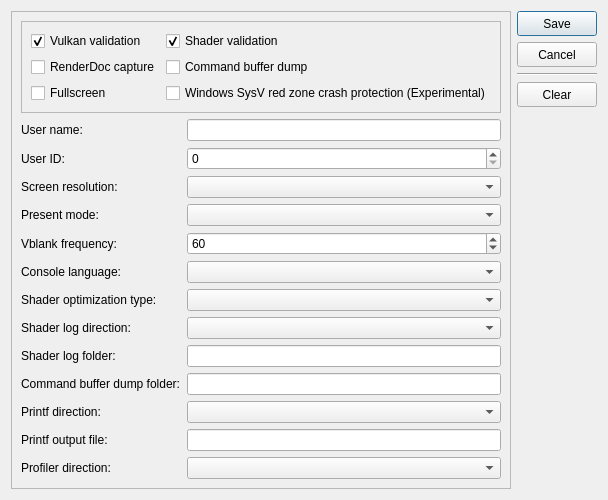
The window that src/launcher/forms/configuration_edit_dialog.ui (ChronoRPG/KytyPS5AstroAMD) describes before a commit, drawn with Qt 5.
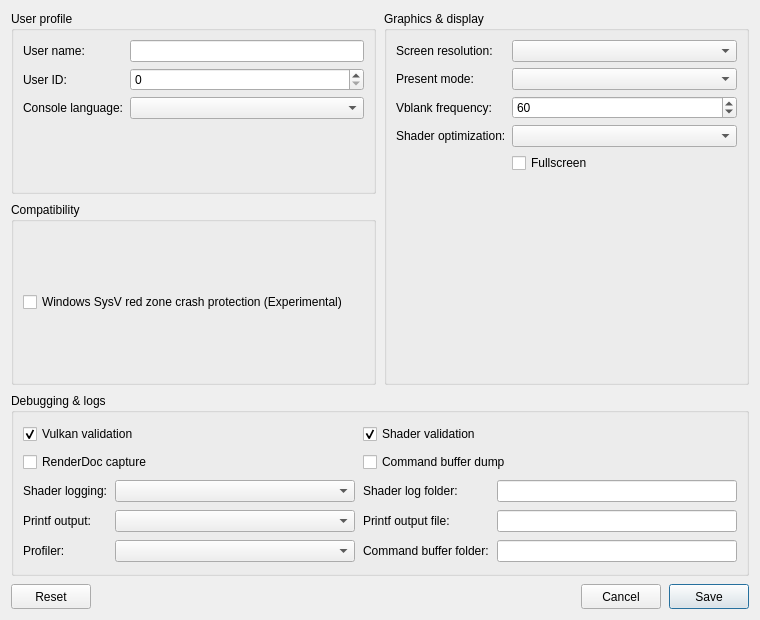
The same window after the commit. Custom widgets are drawn as their Qt base class.

Commit message: launcher: fix light mode, group settings into resizable sections

Diff of the .ui file:
```diff
--- a/src/launcher/forms/configuration_edit_dialog.ui
+++ b/src/launcher/forms/configuration_edit_dialog.ui
@@ -6,8 +6,8 @@
    <rect>
     <x>0</x>
     <y>0</y>
-    <width>560</width>
-    <height>450</height>
+    <width>760</width>
+    <height>620</height>
    </rect>
   </property>
   <property name="windowTitle">
@@ -17,362 +17,277 @@
    <locale language="English" country="UnitedStates"/>
   </property>
   <layout class="QGridLayout" name="gridLayout">
+   <property name="horizontalSpacing">
+    <number>8</number>
+   </property>
+   <property name="verticalSpacing">
+    <number>8</number>
+   </property>
    <item row="0" column="0">
-    <widget class="QFrame" name="configuaration_groupbox">
-     <property name="frameShape">
-      <enum>QFrame::StyledPanel</enum>
+    <layout class="QGridLayout" name="sectionsLayout" columnstretch="1,1">
+     <property name="horizontalSpacing">
+      <number>8</number>
      </property>
-     <layout class="QFormLayout" name="formLayout_6">
+     <property name="verticalSpacing">
+      <number>8</number>
+     </property>
+     <item row="0" column="0">
+      <widget class="QGroupBox" name="user_profile_group">
+       <property name="title">
+        <string>User profile</string>
+       </property>
+       <layout class="QFormLayout" name="userProfileLayout">
       <property name="fieldGrowthPolicy">
        <enum>QFormLayout::AllNonFixedFieldsGrow</enum>
       </property>
-      <item row="0" column="0" colspan="2">
-       <widget class="QFrame" name="frame_4">
-        <property name="frameShape">
-         <enum>QFrame::StyledPanel</enum>
-        </property>
-        <layout class="QGridLayout" name="gridLayout_5">
          <item row="0" column="0">
-          <widget class="QCheckBox" name="checkBox_vulkan_validation">
-           <property name="toolTip">
-            <string>Enable Vulkan validation layers</string>
-           </property>
-           <property name="text">
-            <string>Vulkan validation</string>
-           </property>
-           <property name="checked">
-            <bool>true</bool>
-           </property>
-          </widget>
-         </item>
-         <item row="0" column="1">
-          <widget class="QCheckBox" name="checkBox_shader_validation">
-           <property name="toolTip">
-            <string>Validate SPIR-V binary</string>
-           </property>
-           <property name="text">
-            <string>Shader validation</string>
-           </property>
-           <property name="checked">
-            <bool>true</bool>
-           </property>
-          </widget>
-         </item>
-         <item row="1" column="1">
-          <widget class="QCheckBox" name="checkBox_cmd_dump">
-           <property name="toolTip">
-            <string>Dump command buffers</string>
-           </property>
-           <property name="text">
-            <string>Command buffer dump</string>
-           </property>
-          </widget>
-         </item>
-         <item row="1" column="0">
-          <widget class="QCheckBox" name="checkBox_renderdoc_capture">
-           <property name="toolTip">
-            <string>Enable RenderDoc capture</string>
-           </property>
-           <property name="text">
-            <string>RenderDoc capture</string>
-           </property>
-          </widget>
-         </item>
-         <item row="2" column="0">
-          <widget class="QCheckBox" name="checkBox_fullscreen">
-           <property name="toolTip">
-            <string>Run in borderless desktop fullscreen</string>
-           </property>
-           <property name="text">
-            <string>Fullscreen</string>
-           </property>
-          </widget>
-         </item>
-         <item row="2" column="1">
-          <widget class="QCheckBox" name="checkBox_red_zone_protection">
-           <property name="toolTip">
-            <string>Helps prevent crashes in some games on Windows</string>
-           </property>
-           <property name="text">
-            <string>Windows SysV red zone crash protection (Experimental)</string>
-           </property>
-          </widget>
-         </item>
-        </layout>
-       </widget>
-      </item>
-      <item row="1" column="0">
        <widget class="QLabel" name="label_user_name">
-        <property name="text">
-         <string>User name:</string>
-        </property>
-       </widget>
-      </item>
-      <item row="1" column="1">
+          <property name="text"><string>User name:</string></property>
+         </widget>
+        </item>
+        <item row="0" column="1">
        <widget class="MandatoryLineEdit" name="lineEdit_user_name">
-        <property name="toolTip">
-         <string>Local user name exposed to games</string>
-        </property>
-        <property name="clearButtonEnabled">
-         <bool>true</bool>
-        </property>
-       </widget>
-      </item>
-      <item row="2" column="0">
+          <property name="toolTip"><string>Local user name exposed to games</string></property>
+          <property name="clearButtonEnabled"><bool>true</bool></property>
+         </widget>
+        </item>
+        <item row="1" column="0">
        <widget class="QLabel" name="label_user_id">
-        <property name="text">
-         <string>User ID:</string>
-        </property>
-       </widget>
-      </item>
-      <item row="2" column="1">
+          <property name="text"><string>User ID:</string></property>
+         </widget>
+        </item>
+        <item row="1" column="1">
        <widget class="QSpinBox" name="spinBox_user_id">
-        <property name="toolTip">
-         <string>Local user ID exposed to games</string>
-        </property>
-        <property name="maximum">
-         <number>2147483647</number>
-        </property>
-       </widget>
-      </item>
-      <item row="3" column="0">
-       <widget class="QLabel" name="label_16">
-        <property name="text">
-         <string>Screen resolution:</string>
-        </property>
-       </widget>
-      </item>
-      <item row="3" column="1">
+          <property name="toolTip"><string>Local user ID exposed to games</string></property>
+          <property name="maximum"><number>2147483647</number></property>
+         </widget>
+        </item>
+        <item row="2" column="0">
+         <widget class="QLabel" name="label_console_language">
+          <property name="text"><string>Console language:</string></property>
+         </widget>
+        </item>
+        <item row="2" column="1">
+         <widget class="QComboBox" name="comboBox_console_language">
+          <property name="toolTip"><string>Language</string></property>
+         </widget>
+        </item>
+       </layout>
+      </widget>
+     </item>
+     <item row="0" column="1" rowspan="2">
+      <widget class="QGroupBox" name="graphics_group">
+       <property name="title">
+        <string>Graphics &amp;&amp; display</string>
+       </property>
+       <layout class="QFormLayout" name="graphicsLayout">
+        <property name="fieldGrowthPolicy">
+         <enum>QFormLayout::AllNonFixedFieldsGrow</enum>
+        </property>
+        <item row="0" column="0">
+         <widget class="QLabel" name="label_screen_resolution">
+          <property name="text"><string>Screen resolution:</string></property>
+         </widget>
+        </item>
+        <item row="0" column="1">
        <widget class="QComboBox" name="comboBox_screen_resolution">
-        <property name="toolTip">
-         <string>Window resolution</string>
-        </property>
-       </widget>
-      </item>
-      <item row="4" column="0">
+          <property name="toolTip"><string>Window resolution</string></property>
+         </widget>
+        </item>
+        <item row="1" column="0">
        <widget class="QLabel" name="label_present_mode">
-        <property name="text">
-         <string>Present mode:</string>
-        </property>
-       </widget>
-      </item>
-      <item row="4" column="1">
+          <property name="text"><string>Present mode:</string></property>
+         </widget>
+        </item>
+        <item row="1" column="1">
        <widget class="QComboBox" name="comboBox_present_mode">
-        <property name="toolTip">
-         <string>Vulkan swapchain presentation mode</string>
-        </property>
-       </widget>
-      </item>
-      <item row="5" column="0">
+          <property name="toolTip"><string>Vulkan swapchain presentation mode</string></property>
+         </widget>
+        </item>
+        <item row="2" column="0">
        <widget class="QLabel" name="label_vblank_frequency">
-        <property name="text">
-         <string>Vblank frequency:</string>
-        </property>
-       </widget>
-      </item>
-      <item row="5" column="1">
+          <property name="text"><string>Vblank frequency:</string></property>
+         </widget>
+        </item>
+        <item row="2" column="1">
        <widget class="QSpinBox" name="spinBox_vblank_frequency">
-        <property name="toolTip">
-         <string>Virtual display refresh rate used for frame pacing</string>
-        </property>
-        <property name="minimum">
-         <number>30</number>
-        </property>
-        <property name="maximum">
-         <number>360</number>
-        </property>
-        <property name="value">
-         <number>60</number>
-        </property>
-       </widget>
-      </item>
-      <item row="6" column="0">
-       <widget class="QLabel" name="label_console_language">
-        <property name="text">
-         <string>Console language:</string>
-        </property>
-       </widget>
-      </item>
-      <item row="6" column="1">
-       <widget class="QComboBox" name="comboBox_console_language">
-        <property name="toolTip">
-         <string>Language</string>
-        </property>
-       </widget>
-      </item>
-      <item row="7" column="0">
-       <widget class="QLabel" name="label_20">
-        <property name="text">
-         <string>Shader optimization type:</string>
-        </property>
-       </widget>
-      </item>
-      <item row="7" column="1">
+          <property name="toolTip"><string>Virtual display refresh rate used for frame pacing</string></property>
+          <property name="minimum"><number>30</number></property>
+          <property name="maximum"><number>360</number></property>
+          <property name="value"><number>60</number></property>
+         </widget>
+        </item>
+        <item row="3" column="0">
+         <widget class="QLabel" name="label_shader_optimization">
+          <property name="text"><string>Shader optimization:</string></property>
+         </widget>
+        </item>
+        <item row="3" column="1">
        <widget class="QComboBox" name="comboBox_shader_optimization_type">
-        <property name="toolTip">
-         <string>Optimize shaders for code size or performance</string>
-        </property>
-       </widget>
-      </item>
-      <item row="8" column="0">
-       <widget class="QLabel" name="label_21">
-        <property name="text">
-         <string>Shader log direction:</string>
-        </property>
-       </widget>
-      </item>
-      <item row="8" column="1">
+          <property name="toolTip"><string>Optimize shaders for code size or performance</string></property>
+         </widget>
+        </item>
+        <item row="4" column="1">
+         <widget class="QCheckBox" name="checkBox_fullscreen">
+          <property name="toolTip"><string>Run in borderless desktop fullscreen</string></property>
+          <property name="text"><string>Fullscreen</string></property>
+         </widget>
+        </item>
+       </layout>
+      </widget>
+     </item>
+     <item row="2" column="0" colspan="2">
+      <widget class="QGroupBox" name="debug_group">
+       <property name="title">
+        <string>Debugging &amp;&amp; logs</string>
+       </property>
+       <layout class="QGridLayout" name="debugLayout" columnstretch="0,1,0,1">
+        <property name="horizontalSpacing"><number>8</number></property>
+        <property name="verticalSpacing"><number>6</number></property>
+        <item row="0" column="0" colspan="2">
+         <widget class="QCheckBox" name="checkBox_vulkan_validation">
+          <property name="toolTip"><string>Enable Vulkan validation layers</string></property>
+          <property name="text"><string>Vulkan validation</string></property>
+          <property name="checked"><bool>true</bool></property>
+         </widget>
+        </item>
+        <item row="0" column="2" colspan="2">
+         <widget class="QCheckBox" name="checkBox_shader_validation">
+          <property name="toolTip"><string>Validate SPIR-V binary</string></property>
+          <property name="text"><string>Shader validation</string></property>
+          <property name="checked"><bool>true</bool></property>
+         </widget>
+        </item>
+        <item row="1" column="0" colspan="2">
+         <widget class="QCheckBox" name="checkBox_renderdoc_capture">
+          <property name="toolTip"><string>Enable RenderDoc capture</string></property>
+          <property name="text"><string>RenderDoc capture</string></property>
+         </widget>
+        </item>
+        <item row="1" column="2" colspan="2">
+         <widget class="QCheckBox" name="checkBox_cmd_dump">
+          <property name="toolTip"><string>Dump command buffers</string></property>
+          <property name="text"><string>Command buffer dump</string></property>
+         </widget>
+        </item>
+        <item row="2" column="0">
+         <widget class="QLabel" name="label_shader_log_direction">
+          <property name="text"><string>Shader logging:</string></property>
+         </widget>
+        </item>
+        <item row="2" column="1">
        <widget class="QComboBox" name="comboBox_shader_log_direction">
-        <property name="toolTip">
-         <string>Dump shaders to file or console window. If enabled may decrease emulator performance</string>
-        </property>
-       </widget>
-      </item>
-      <item row="9" column="0">
-       <widget class="QLabel" name="label_22">
-        <property name="text">
-         <string>Shader log folder:</string>
-        </property>
-       </widget>
-      </item>
-      <item row="9" column="1">
+          <property name="toolTip"><string>Dump shaders to file or console window. If enabled may decrease emulator performance</string></property>
+         </widget>
+        </item>
+        <item row="2" column="2">
+         <widget class="QLabel" name="label_shader_log_folder">
+          <property name="text"><string>Shader log folder:</string></property>
+         </widget>
+        </item>
+        <item row="2" column="3">
        <widget class="MandatoryLineEdit" name="lineEdit_shader_log_folder">
-        <property name="toolTip">
-         <string>Specify directory to dump shaders</string>
-        </property>
-        <property name="clearButtonEnabled">
-         <bool>true</bool>
-        </property>
-       </widget>
-      </item>
-      <item row="10" column="0">
-       <widget class="QLabel" name="label_24">
-        <property name="text">
-         <string>Command buffer dump folder:</string>
-        </property>
-       </widget>
-      </item>
-      <item row="10" column="1">
-       <widget class="MandatoryLineEdit" name="lineEdit_cmd_dump_folder">
-        <property name="toolTip">
-         <string>Specify directory to dump command buffers</string>
-        </property>
-        <property name="clearButtonEnabled">
-         <bool>true</bool>
-        </property>
-       </widget>
-      </item>
-      <item row="11" column="0">
-       <widget class="QLabel" name="label_25">
-        <property name="text">
-         <string>Printf direction:</string>
-        </property>
-       </widget>
-      </item>
-      <item row="11" column="1">
+          <property name="toolTip"><string>Specify directory to dump shaders</string></property>
+          <property name="clearButtonEnabled"><bool>true</bool></property>
+         </widget>
+        </item>
+        <item row="3" column="0">
+         <widget class="QLabel" name="label_printf_direction">
+          <property name="text"><string>Printf output:</string></property>
+         </widget>
+        </item>
+        <item row="3" column="1">
        <widget class="QComboBox" name="comboBox_printf_direction">
-        <property name="toolTip">
-         <string>Print logs to file or console window. If enabled may decrease emulator performance</string>
-        </property>
-       </widget>
-      </item>
-      <item row="12" column="0">
-       <widget class="QLabel" name="label_26">
-        <property name="text">
-         <string>Printf output file:</string>
-        </property>
-       </widget>
-      </item>
-      <item row="12" column="1">
+          <property name="toolTip"><string>Print logs to file or console window. If enabled may decrease emulator performance</string></property>
+         </widget>
+        </item>
+        <item row="3" column="2">
+         <widget class="QLabel" name="label_printf_file">
+          <property name="text"><string>Printf output file:</string></property>
+         </widget>
+        </item>
+        <item row="3" column="3">
        <widget class="MandatoryLineEdit" name="lineEdit_printf_file">
-        <property name="toolTip">
-         <string>Specify file to dump logs</string>
-        </property>
-        <property name="clearButtonEnabled">
-         <bool>true</bool>
-        </property>
-       </widget>
-      </item>
-      <item row="13" column="0">
-       <widget class="QLabel" name="label_27">
-        <property name="text">
-         <string>Profiler direction:</string>
-        </property>
-       </widget>
-      </item>
-      <item row="13" column="1">
+          <property name="toolTip"><string>Specify file to dump logs</string></property>
+          <property name="clearButtonEnabled"><bool>true</bool></property>
+         </widget>
+        </item>
+        <item row="4" column="0">
+         <widget class="QLabel" name="label_profiler_direction">
+          <property name="text"><string>Profiler:</string></property>
+         </widget>
+        </item>
+        <item row="4" column="1">
        <widget class="QComboBox" name="comboBox_profiler_direction">
-        <property name="toolTip">
-         <string>Enable or disable profiler. If enabled may decrease emulator performance</string>
-        </property>
+          <property name="toolTip"><string>Enable or disable profiler. If enabled may decrease emulator performance</string></property>
+         </widget>
+        </item>
+        <item row="4" column="2">
+         <widget class="QLabel" name="label_cmd_dump_folder">
+          <property name="text"><string>Command buffer folder:</string></property>
+         </widget>
+        </item>
+        <item row="4" column="3">
+         <widget class="MandatoryLineEdit" name="lineEdit_cmd_dump_folder">
+          <property name="toolTip"><string>Specify directory to dump command buffers</string></property>
+          <property name="clearButtonEnabled"><bool>true</bool></property>
        </widget>
       </item>
      </layout>
     </widget>
    </item>
-   <item row="0" column="1">
-    <layout class="QVBoxLayout" name="verticalLayout">
-     <item>
-      <widget class="QPushButton" name="ok_button">
-       <property name="minimumSize">
-        <size>
-         <width>80</width>
-         <height>25</height>
-        </size>
+     <item row="1" column="0">
+      <widget class="QGroupBox" name="compatibility_group">
+       <property name="title">
+        <string>Compatibility</string>
        </property>
-       <property name="text">
-        <string>Save</string>
-       </property>
-       <property name="default">
-        <bool>true</bool>
-       </property>
-      </widget>
-     </item>
+       <layout class="QHBoxLayout" name="compatibilityLayout">
      <item>
-      <widget class="QPushButton" name="cancel_button">
-       <property name="minimumSize">
-        <size>
-         <width>80</width>
-         <height>25</height>
-        </size>
-       </property>
-       <property name="text">
-        <string>Cancel</string>
-       </property>
+         <widget class="QCheckBox" name="checkBox_red_zone_protection">
+          <property name="toolTip"><string>Helps prevent crashes in some games on Windows</string></property>
+          <property name="text"><string>Windows SysV red zone crash protection (Experimental)</string></property>
       </widget>
      </item>
      <item>
-      <widget class="Line" name="line">
-       <property name="orientation">
-        <enum>Qt::Horizontal</enum>
-       </property>
-      </widget>
-     </item>
-     <item>
-      <widget class="QPushButton" name="clear_button">
-       <property name="minimumSize">
-        <size>
-         <width>80</width>
-         <height>25</height>
-        </size>
-       </property>
-       <property name="text">
-        <string>Clear</string>
-       </property>
-      </widget>
-     </item>
-     <item>
-      <spacer name="verticalSpacer">
-       <property name="orientation">
-        <enum>Qt::Vertical</enum>
-       </property>
+         <spacer name="compatibilitySpacer">
+          <property name="orientation"><enum>Qt::Horizontal</enum></property>
        <property name="sizeHint" stdset="0">
-        <size>
-         <width>20</width>
-         <height>40</height>
-        </size>
-       </property>
-      </spacer>
+           <size><width>40</width><height>20</height></size>
+          </property>
+         </spacer>
+        </item>
+       </layout>
+      </widget>
+     </item>
+    </layout>
+   </item>
+   <item row="2" column="0">
+    <layout class="QHBoxLayout" name="buttonLayout">
+     <item>
+     <widget class="QPushButton" name="clear_button">
+       <property name="minimumSize"><size><width>80</width><height>25</height></size></property>
+       <property name="text"><string>Reset</string></property>
+       <property name="toolTip"><string>Restore default settings</string></property>
+      </widget>
+     </item>
+     <item>
+      <spacer name="buttonSpacer">
+       <property name="orientation"><enum>Qt::Horizontal</enum></property>
+       <property name="sizeHint" stdset="0"><size><width>40</width><height>20</height></size></property>
+      </spacer>
+     </item>
+     <item>
+      <widget class="QPushButton" name="cancel_button">
+       <property name="minimumSize"><size><width>80</width><height>25</height></size></property>
+       <property name="text"><string>Cancel</string></property>
+      </widget>
+     </item>
+     <item>
+      <widget class="QPushButton" name="ok_button">
+       <property name="minimumSize"><size><width>80</width><height>25</height></size></property>
+       <property name="text"><string>Save</string></property>
+       <property name="default"><bool>true</bool></property>
+      </widget>
      </item>
     </layout>
    </item>
```
Left out of the diff: 10 changed lines with no effect on the pictures. Lines whose indentation alone changed are shown as unchanged. The commit also changes 15 other files.
